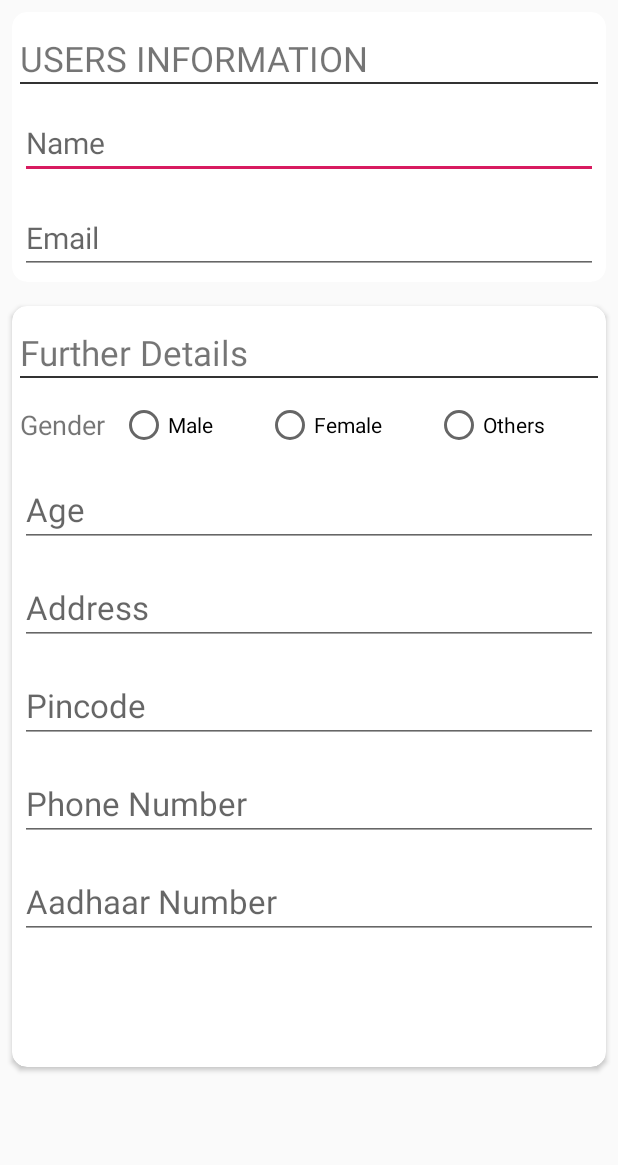
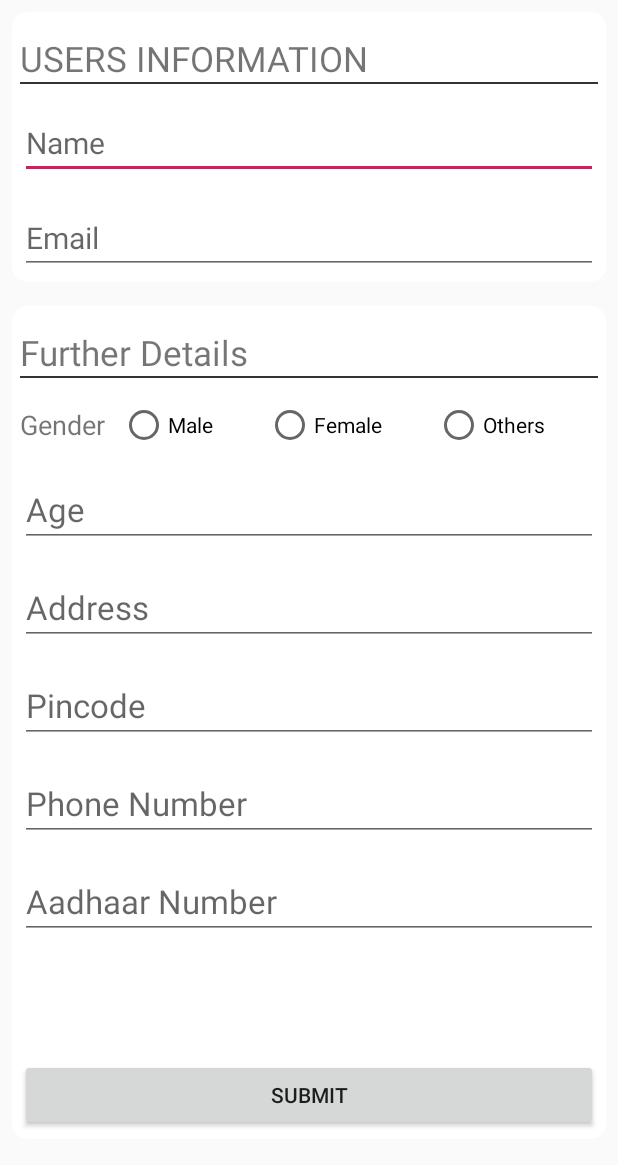
Before and after one commit to AakankshaKamal/Medicalshopmanagemt, an Android app: the layout activity_user_profile.xml on its own in the app's theme, with its tools: preview values and no code run, on a phone screen of 412 x 824 dp. Shown: the top 1165 px of the screen. Run offline under Robolectric (Android 15) with nearby library versions, the phone set to English and light mode, and no system bars.

Commit message:
INitial commit

```diff
--- a/app/build.gradle
+++ b/app/build.gradle
@@ -29,4 +29,5 @@ dependencies {
     androidTestImplementation 'androidx.test.ext:junit:1.1.1'
     androidTestImplementation 'androidx.test.espresso:espresso-core:3.2.0'
     implementation 'androidx.cardview:cardview:1.0.0'
+    implementation 'com.google.firebase:firebase-database:19.2.1'
 }
--- a/app/src/main/java/com/example/medicalshopmanagemt/MainActivity.java
+++ b/app/src/main/java/com/example/medicalshopmanagemt/MainActivity.java
@@ -33,10 +33,10 @@ Toolbar toolbar;
         setContentView(R.layout.activity_main);
         auth = FirebaseAuth.getInstance();
         FirebaseUser user = auth.getCurrentUser();
-        if(user!=null)
-        {
-            startActivity(new Intent(MainActivity.this,UserProfile.class));
-        }
+//        if(user!=null)
+//        {
+//            startActivity(new Intent(MainActivity.this,UserProfile.class));
+//        }
         progressBar=findViewById(R.id.progessbar);
         toolbar=findViewById(R.id.tool);
         email =findViewById(R.id.loginemail);
--- a/app/src/main/res/layout/activity_user_profile.xml
+++ b/app/src/main/res/layout/activity_user_profile.xml
@@ -6,7 +6,9 @@
     android:layout_height="match_parent"
     tools:context=".UserProfile"
     >
-
+<androidx.appcompat.widget.Toolbar
+    android:layout_width="match_parent"
+    android:layout_height="wrap_content"/>
 
     <ScrollView
         android:layout_width="match_parent"
@@ -193,6 +195,10 @@
                         android:hint="Aadhaar Number"
                         android:layout_marginBottom="80dp"
                         android:inputType="number" />
+                    <Button
+                        android:layout_width="match_parent"
+                        android:layout_height="wrap_content"
+                        android:text="SUBMIT"/>
 
                 </LinearLayout>
 
```
Also changed, not shown: app/src/main/java/com/example/medicalshopmanagemt/UserProfile.java (+38 -5 lines).
